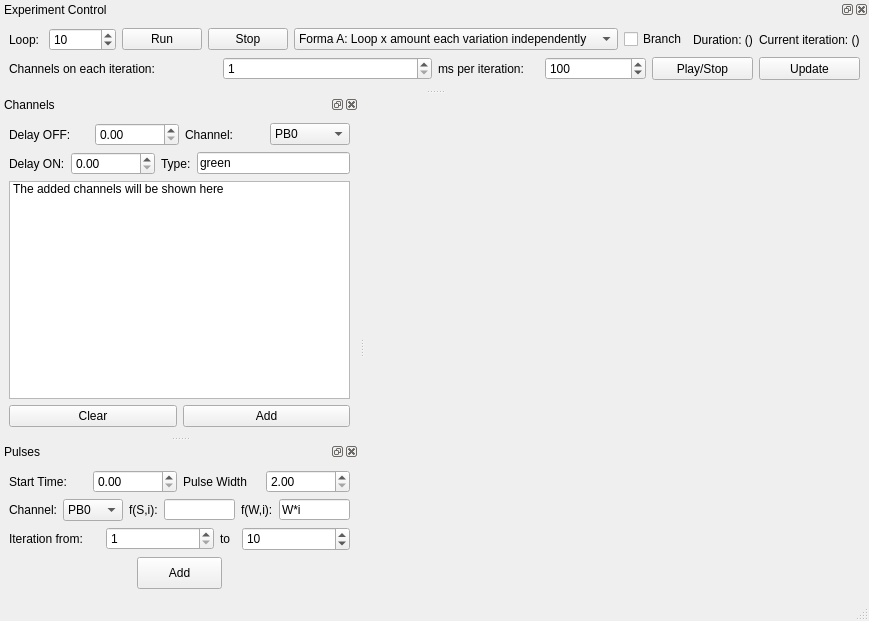
Above: src/qudi/gui/pulsed_esr/pulsed_esr2.ui from tugatoconhelado/Qoptics_exp before the change. Below: the same form after it.
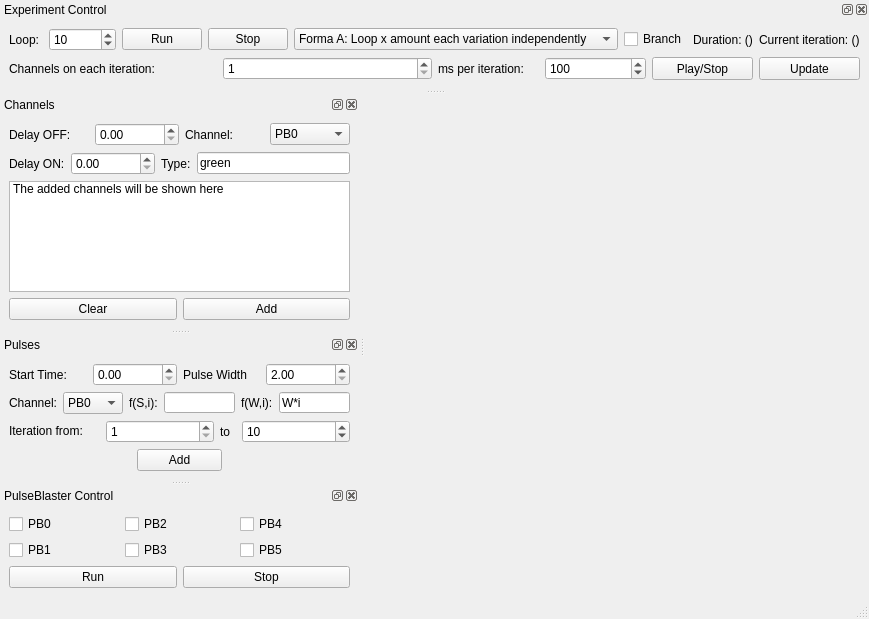
That is the form after the change. Custom widgets are drawn as their Qt base class.

Commit message: Added option to turn on and off the PB outputs

What changed in the file:
```diff
--- a/src/qudi/gui/pulsed_esr/pulsed_esr2.ui
+++ b/src/qudi/gui/pulsed_esr/pulsed_esr2.ui
@@ -6,8 +6,8 @@
    <rect>
     <x>0</x>
     <y>0</y>
-    <width>815</width>
-    <height>621</height>
+    <width>820</width>
+    <height>619</height>
    </rect>
   </property>
   <property name="windowTitle">
@@ -711,6 +711,86 @@
     </layout>
    </widget>
   </widget>
+  <widget class="QDockWidget" name="dockWidget">
+   <property name="windowTitle">
+    <string>PulseBlaster Control</string>
+   </property>
+   <attribute name="dockWidgetArea">
+    <number>1</number>
+   </attribute>
+   <widget class="QWidget" name="dockWidgetContents_6">
+    <layout class="QVBoxLayout" name="verticalLayout_7">
+     <item>
+      <layout class="QVBoxLayout" name="verticalLayout_6" stretch="2,1">
+       <item>
+        <layout class="QGridLayout" name="pb_output_layout" rowstretch="1,1" columnstretch="1,1,1">
+         <item row="0" column="0">
+          <widget class="QCheckBox" name="pb0_checkbox">
+           <property name="text">
+            <string>PB0</string>
+           </property>
+          </widget>
+         </item>
+         <item row="1" column="0">
+          <widget class="QCheckBox" name="pb1_checkbox">
+           <property name="text">
+            <string>PB1</string>
+           </property>
+          </widget>
+         </item>
+         <item row="0" column="1">
+          <widget class="QCheckBox" name="pb2_checkbox">
+           <property name="text">
+            <string>PB2</string>
+           </property>
+          </widget>
+         </item>
+         <item row="1" column="1">
+          <widget class="QCheckBox" name="pb3_checkbox">
+           <property name="text">
+            <string>PB3</string>
+           </property>
+          </widget>
+         </item>
+         <item row="0" column="2">
+          <widget class="QCheckBox" name="pb4_checkbox">
+           <property name="text">
+            <string>PB4</string>
+           </property>
+          </widget>
+         </item>
+         <item row="1" column="2">
+          <widget class="QCheckBox" name="pb5_checkbox">
+           <property name="text">
+            <string>PB5</string>
+           </property>
+          </widget>
+         </item>
+        </layout>
+       </item>
+       <item>
+        <layout class="QHBoxLayout" name="run_turn_on_off_layout" stretch="1,1">
+         <item>
+          <widget class="QPushButton" name="run_output_button">
+           <property name="text">
+            <string>Run</string>
+           </property>
+          </widget>
+         </item>
+         <item>
+          <widget class="QPushButton" name="stop_output_button">
+           <property name="text">
+            <string>Stop</string>
+           </property>
+          </widget>
+         </item>
+        </layout>
+       </item>
+      </layout>
+     </item>
+    </layout>
+   </widget>
+  </widget>
  </widget>
  <customwidgets>
   <customwidget>
```
Left out of the diff: 4 changed lines with no effect on the pictures. The commit also changes 5 other files.
